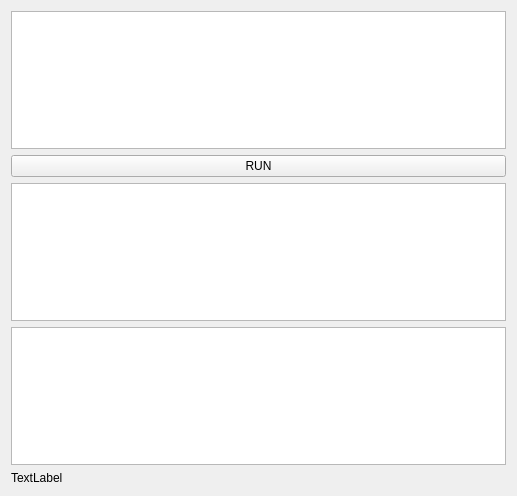
Before: the Qt Designer form eve_api/widget.ui in Ardameon/eve_market_tool, drawn with Qt 5.
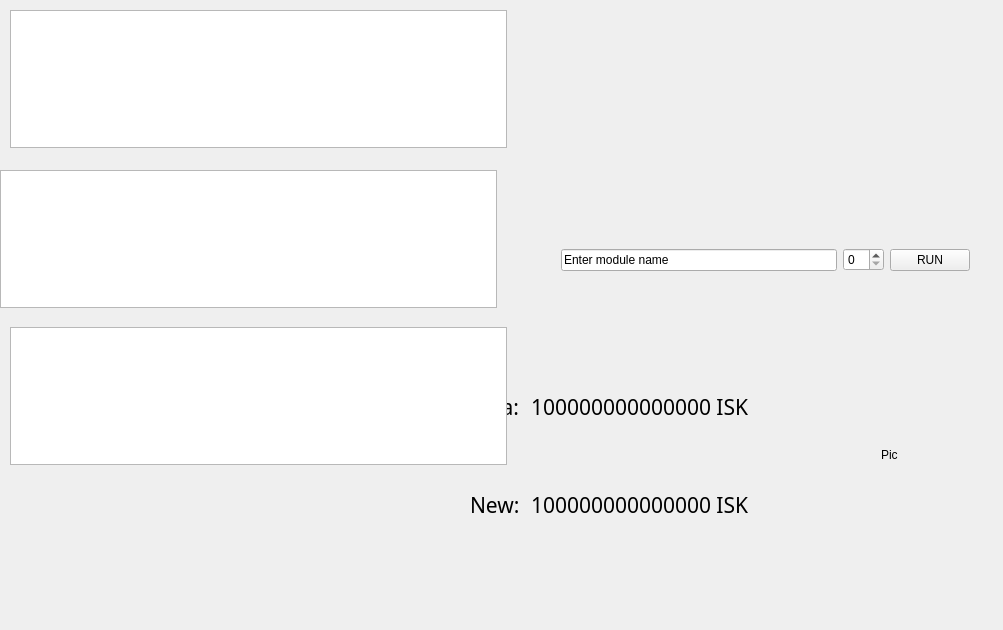
After: the same form once the commit is applied.

Commit message: layout experiment

Patch:
```diff
--- a/eve_api/widget.ui
+++ b/eve_api/widget.ui
@@ -6,42 +6,155 @@
    <rect>
     <x>0</x>
     <y>0</y>
-    <width>517</width>
-    <height>496</height>
+    <width>1003</width>
+    <height>630</height>
    </rect>
   </property>
   <property name="windowTitle">
    <string>Widget</string>
   </property>
-  <layout class="QVBoxLayout" name="verticalLayout_2">
-   <item>
-    <layout class="QVBoxLayout" name="verticalLayout" stretch="0,0,0,0,0">
-     <item>
-      <widget class="QPlainTextEdit" name="inText"/>
-     </item>
-     <item>
-      <widget class="QPushButton" name="runButton">
-       <property name="text">
-        <string>RUN</string>
-       </property>
-      </widget>
-     </item>
-     <item>
-      <widget class="QTextEdit" name="outText"/>
-     </item>
-     <item>
-      <widget class="QGraphicsView" name="graphicsView"/>
-     </item>
-     <item>
-      <widget class="QLabel" name="label">
-       <property name="text">
-        <string>TextLabel</string>
-       </property>
-      </widget>
-     </item>
-    </layout>
-   </item>
-  </layout>
+  <widget class="QWidget" name="gridLayoutWidget">
+   <property name="geometry">
+    <rect>
+     <x>460</x>
+     <y>350</y>
+     <width>491</width>
+     <height>211</height>
+    </rect>
+   </property>
+   <layout class="QGridLayout" name="gridLayout" rowstretch="0,0,0" columnstretch="0,3,1,0" columnminimumwidth="20,256,64,0">
+    <property name="sizeConstraint">
+     <enum>QLayout::SetDefaultConstraint</enum>
+    </property>
+    <property name="leftMargin">
+     <number>10</number>
+    </property>
+    <item row="1" column="2" rowspan="2" alignment="Qt::AlignHCenter|Qt::AlignVCenter">
+     <widget class="QLabel" name="label">
+      <property name="text">
+       <string>Pic</string>
+      </property>
+     </widget>
+    </item>
+    <item row="2" column="0" alignment="Qt::AlignRight">
+     <widget class="QLabel" name="label_3">
+      <property name="font">
+       <font>
+        <family>Droid Sans Mono</family>
+        <pointsize>16</pointsize>
+       </font>
+      </property>
+      <property name="text">
+       <string>New: </string>
+      </property>
+     </widget>
+    </item>
+    <item row="1" column="0" alignment="Qt::AlignRight">
+     <widget class="QLabel" name="label_2">
+      <property name="font">
+       <font>
+        <family>Droid Sans Mono</family>
+        <pointsize>16</pointsize>
+       </font>
+      </property>
+      <property name="text">
+       <string>Jita: </string>
+      </property>
+     </widget>
+    </item>
+    <item row="2" column="1">
+     <widget class="QLabel" name="label_5">
+      <property name="font">
+       <font>
+        <family>Droid Sans Mono</family>
+        <pointsize>16</pointsize>
+       </font>
+      </property>
+      <property name="text">
+       <string>100000000000000 ISK</string>
+      </property>
+     </widget>
+    </item>
+    <item row="1" column="1">
+     <widget class="QLabel" name="label_4">
+      <property name="minimumSize">
+       <size>
+        <width>0</width>
+        <height>0</height>
+       </size>
+      </property>
+      <property name="font">
+       <font>
+        <family>Droid Sans Mono</family>
+        <pointsize>16</pointsize>
+       </font>
+      </property>
+      <property name="text">
+       <string>100000000000000 ISK</string>
+      </property>
+     </widget>
+    </item>
+   </layout>
+  </widget>
+  <widget class="QWidget" name="horizontalLayoutWidget">
+   <property name="geometry">
+    <rect>
+     <x>550</x>
+     <y>220</y>
+     <width>431</width>
+     <height>80</height>
+    </rect>
+   </property>
+   <layout class="QHBoxLayout" name="horizontalLayout">
+    <item>
+     <widget class="QLineEdit" name="lineEdit">
+      <property name="text">
+       <string>Enter module name</string>
+      </property>
+     </widget>
+    </item>
+    <item>
+     <widget class="QSpinBox" name="spinBox"/>
+    </item>
+    <item>
+     <widget class="QPushButton" name="runButton">
+      <property name="text">
+       <string>RUN</string>
+      </property>
+     </widget>
+    </item>
+   </layout>
+  </widget>
+  <widget class="QPlainTextEdit" name="inText">
+   <property name="geometry">
+    <rect>
+     <x>10</x>
+     <y>10</y>
+     <width>497</width>
+     <height>138</height>
+    </rect>
+   </property>
+  </widget>
+  <widget class="QGraphicsView" name="graphicsView">
+   <property name="geometry">
+    <rect>
+     <x>10</x>
+     <y>327</y>
+     <width>497</width>
+     <height>138</height>
+    </rect>
+   </property>
+  </widget>
+  <widget class="QTextEdit" name="outText">
+   <property name="geometry">
+    <rect>
+     <x>0</x>
+     <y>170</y>
+     <width>497</width>
+     <height>138</height>
+    </rect>
+   </property>
+  </widget>
  </widget>
  <layoutdefault spacing="6" margin="11"/>
  <resources/>
```
The commit also changes 1 other file.
